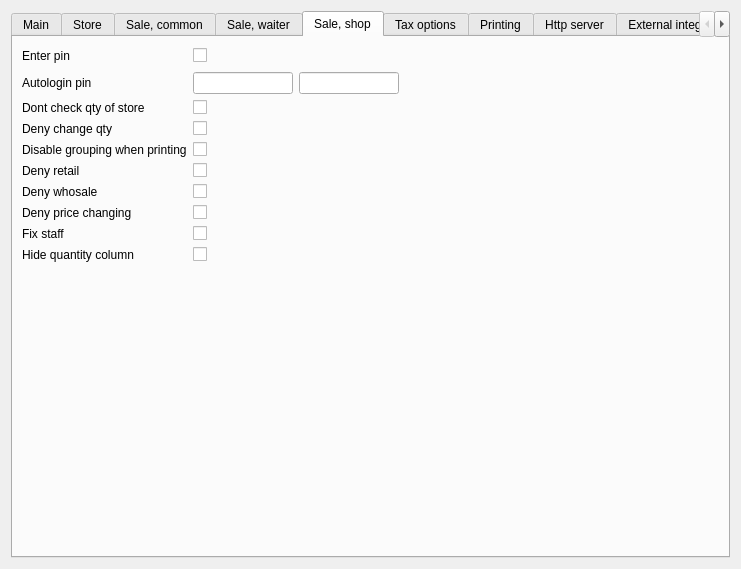
This is Reports/c5settingswidget.ui in End1-1/Cafe5 as Qt 5 draws it before an edit. The edited form follows.
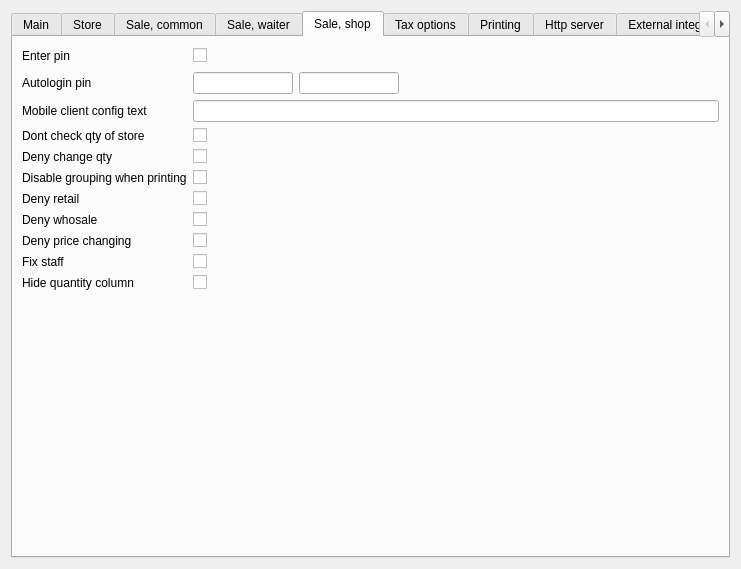
This is the edited form. The open tabs and pages were chosen to show the change. Custom widgets are drawn as their Qt base class.

Patch:
```diff
--- a/Reports/c5settingswidget.ui
+++ b/Reports/c5settingswidget.ui
@@ -800,90 +800,6 @@
        <string>Sale, shop</string>
       </attribute>
       <layout class="QGridLayout" name="gridLayout_6">
-       <item row="6" column="0">
-        <widget class="QLabel" name="label_50">
-         <property name="text">
-          <string>Deny whosale</string>
-         </property>
-        </widget>
-       </item>
-       <item row="4" column="1">
-        <widget class="C5CheckBox" name="chDontGroupPrint">
-         <property name="text">
-          <string/>
-         </property>
-         <property name="Tag" stdset="0">
-          <number>82</number>
-         </property>
-        </widget>
-       </item>
-       <item row="1" column="4">
-        <spacer name="horizontalSpacer_2">
-         <property name="orientation">
-          <enum>Qt::Horizontal</enum>
-         </property>
-         <property name="sizeHint" stdset="0">
-          <size>
-           <width>40</width>
-           <height>20</height>
-          </size>
-         </property>
-        </spacer>
-       </item>
-       <item row="9" column="0">
-        <widget class="QLabel" name="label_85">
-         <property name="text">
-          <string>Hide quantity column</string>
-         </property>
-        </widget>
-       </item>
-       <item row="2" column="1">
-        <widget class="C5CheckBox" name="chDontCheckStoreQty">
-         <property name="text">
-          <string/>
-         </property>
-         <property name="Tag" stdset="0">
-          <number>86</number>
-         </property>
-        </widget>
-       </item>
-       <item row="8" column="0">
-        <widget class="QLabel" name="label_52">
-         <property name="text">
-          <string>Fix staff</string>
-         </property>
-        </widget>
-       </item>
-       <item row="4" column="0">
-        <widget class="QLabel" name="label_78">
-         <property name="text">
-          <string>Disable grouping when printing</string>
-         </property>
-        </widget>
-       </item>
-       <item row="3" column="1">
-        <widget class="C5CheckBox" name="chDenyQtychange">
-         <property name="text">
-          <string/>
-         </property>
-         <property name="Tag" stdset="0">
-          <number>81</number>
-         </property>
-        </widget>
-       </item>
-       <item row="10" column="1">
-        <spacer name="verticalSpacer_6">
-         <property name="orientation">
-          <enum>Qt::Vertical</enum>
-         </property>
-         <property name="sizeHint" stdset="0">
-          <size>
-           <width>20</width>
-           <height>40</height>
-          </size>
-         </property>
-        </spacer>
-       </item>
        <item row="0" column="2" colspan="3">
         <spacer name="horizontalSpacer">
          <property name="orientation">
@@ -897,22 +813,20 @@
          </property>
         </spacer>
        </item>
-       <item row="1" column="3">
-        <widget class="C5LineEdit" name="leAutologinPin2">
-         <property name="minimumSize">
-          <size>
-           <width>100</width>
-           <height>0</height>
-          </size>
-         </property>
-         <property name="maximumSize">
-          <size>
-           <width>100</width>
-           <height>16777215</height>
-          </size>
+       <item row="8" column="1">
+        <widget class="C5CheckBox" name="chDenyPriceChange">
+         <property name="text">
+          <string/>
          </property>
          <property name="Tag" stdset="0">
-          <number>55</number>
+          <number>49</number>
+         </property>
+        </widget>
+       </item>
+       <item row="8" column="0">
+        <widget class="QLabel" name="label_51">
+         <property name="text">
+          <string>Deny price changing</string>
          </property>
         </widget>
        </item>
@@ -926,58 +840,56 @@
          </property>
         </widget>
        </item>
-       <item row="0" column="0">
-        <widget class="QLabel" name="label_36">
-         <property name="text">
-          <string>Enter pin</string>
-         </property>
-        </widget>
-       </item>
-       <item row="8" column="1">
-        <widget class="C5CheckBox" name="chFixShopStaff">
-         <property name="text">
-          <string/>
-         </property>
-         <property name="Tag" stdset="0">
-          <number>50</number>
-         </property>
-        </widget>
-       </item>
-       <item row="3" column="0">
+       <item row="4" column="0">
         <widget class="QLabel" name="label_77">
          <property name="text">
           <string>Deny change qty</string>
          </property>
         </widget>
        </item>
-       <item row="7" column="0">
-        <widget class="QLabel" name="label_51">
-         <property name="text">
-          <string>Deny price changing</string>
+       <item row="1" column="4">
+        <spacer name="horizontalSpacer_2">
+         <property name="orientation">
+          <enum>Qt::Horizontal</enum>
          </property>
-        </widget>
-       </item>
-       <item row="6" column="1">
-        <widget class="C5CheckBox" name="chDenyWhosale">
-         <property name="text">
-          <string/>
+         <property name="sizeHint" stdset="0">
+          <size>
+           <width>40</width>
+           <height>20</height>
+          </size>
          </property>
-         <property name="Tag" stdset="0">
-          <number>48</number>
-         </property>
-        </widget>
+        </spacer>
        </item>
-       <item row="7" column="1">
-        <widget class="C5CheckBox" name="chDenyPriceChange">
-         <property name="text">
-          <string/>
+       <item row="1" column="3">
+        <widget class="C5LineEdit" name="leAutologinPin2">
+         <property name="minimumSize">
+          <size>
+           <width>100</width>
+           <height>0</height>
+          </size>
          </property>
+         <property name="maximumSize">
+          <size>
+           <width>100</width>
+           <height>16777215</height>
+          </size>
+         </property>
          <property name="Tag" stdset="0">
-          <number>49</number>
+          <number>55</number>
          </property>
         </widget>
        </item>
        <item row="9" column="1">
+        <widget class="C5CheckBox" name="chFixShopStaff">
+         <property name="text">
+          <string/>
+         </property>
+         <property name="Tag" stdset="0">
+          <number>50</number>
+         </property>
+        </widget>
+       </item>
+       <item row="10" column="1">
         <widget class="C5CheckBox" name="chHideShopQuantity">
          <property name="text">
           <string/>
@@ -987,36 +899,27 @@
          </property>
         </widget>
        </item>
-       <item row="2" column="0">
+       <item row="6" column="1">
+        <widget class="C5CheckBox" name="chDenyReatail">
+         <property name="text">
+          <string/>
+         </property>
+         <property name="Tag" stdset="0">
+          <number>47</number>
+         </property>
+        </widget>
+       </item>
+       <item row="3" column="0">
         <widget class="QLabel" name="label_82">
          <property name="text">
           <string>Dont check qty of store</string>
          </property>
         </widget>
        </item>
-       <item row="5" column="0">
-        <widget class="QLabel" name="label_49">
+       <item row="7" column="0">
+        <widget class="QLabel" name="label_50">
          <property name="text">
-          <string>Deny retail</string>
-         </property>
-        </widget>
-       </item>
-       <item row="1" column="1" colspan="2">
-        <widget class="C5LineEdit" name="leAutologinPin1">
-         <property name="minimumSize">
-          <size>
-           <width>100</width>
-           <height>0</height>
-          </size>
-         </property>
-         <property name="maximumSize">
-          <size>
-           <width>100</width>
-           <height>16777215</height>
-          </size>
-         </property>
-         <property name="Tag" stdset="0">
-          <number>54</number>
+          <string>Deny whosale</string>
          </property>
         </widget>
        </item>
@@ -1027,13 +930,136 @@
          </property>
         </widget>
        </item>
+       <item row="7" column="1">
+        <widget class="C5CheckBox" name="chDenyWhosale">
+         <property name="text">
+          <string/>
+         </property>
+         <property name="Tag" stdset="0">
+          <number>48</number>
+         </property>
+        </widget>
+       </item>
+       <item row="3" column="1">
+        <widget class="C5CheckBox" name="chDontCheckStoreQty">
+         <property name="text">
+          <string/>
+         </property>
+         <property name="Tag" stdset="0">
+          <number>86</number>
+         </property>
+        </widget>
+       </item>
+       <item row="0" column="0">
+        <widget class="QLabel" name="label_36">
+         <property name="text">
+          <string>Enter pin</string>
+         </property>
+        </widget>
+       </item>
+       <item row="11" column="1">
+        <spacer name="verticalSpacer_6">
+         <property name="orientation">
+          <enum>Qt::Vertical</enum>
+         </property>
+         <property name="sizeHint" stdset="0">
+          <size>
+           <width>20</width>
+           <height>40</height>
+          </size>
+         </property>
+        </spacer>
+       </item>
+       <item row="1" column="1" colspan="2">
+        <widget class="C5LineEdit" name="leAutologinPin1">
+         <property name="minimumSize">
+          <size>
+           <width>100</width>
+           <height>0</height>
+          </size>
+         </property>
+         <property name="maximumSize">
+          <size>
+           <width>100</width>
+           <height>16777215</height>
+          </size>
+         </property>
+         <property name="Tag" stdset="0">
+          <number>54</number>
+         </property>
+        </widget>
+       </item>
+       <item row="10" column="0">
+        <widget class="QLabel" name="label_85">
+         <property name="text">
+          <string>Hide quantity column</string>
+         </property>
+        </widget>
+       </item>
+       <item row="9" column="0">
+        <widget class="QLabel" name="label_52">
+         <property name="text">
+          <string>Fix staff</string>
+         </property>
+        </widget>
+       </item>
+       <item row="4" column="1">
+        <widget class="C5CheckBox" name="chDenyQtychange">
+         <property name="text">
+          <string/>
+         </property>
+         <property name="Tag" stdset="0">
+          <number>81</number>
+         </property>
+        </widget>
+       </item>
+       <item row="5" column="0">
+        <widget class="QLabel" name="label_78">
+         <property name="text">
+          <string>Disable grouping when printing</string>
+         </property>
+        </widget>
+       </item>
        <item row="5" column="1">
-        <widget class="C5CheckBox" name="chDenyReatail">
+        <widget class="C5CheckBox" name="chDontGroupPrint">
          <property name="text">
           <string/>
          </property>
          <property name="Tag" stdset="0">
-          <number>47</number>
+          <number>82</number>
+         </property>
+        </widget>
+       </item>
+       <item row="6" column="0">
+        <widget class="QLabel" name="label_49">
+         <property name="text">
+          <string>Deny retail</string>
+         </property>
+        </widget>
+       </item>
+       <item row="2" column="0">
+        <widget class="QLabel" name="label_84">
+         <property name="text">
+          <string>Mobile client config text</string>
+         </property>
+        </widget>
+       </item>
+       <item row="2" column="1" colspan="4">
+        <widget class="C5LineEdit" name="leShopMobileClentConfig">
+         <property name="minimumSize">
+          <size>
+           <width>0</width>
+           <height>0</height>
+          </size>
+         </property>
+         <property name="maximumSize">
+          <size>
+           <width>16777215</width>
+           <height>16777215</height>
+          </size>
+         </property>
+         <property name="Tag" stdset="0">
+          <number>90</number>
          </property>
         </widget>
        </item>
```
